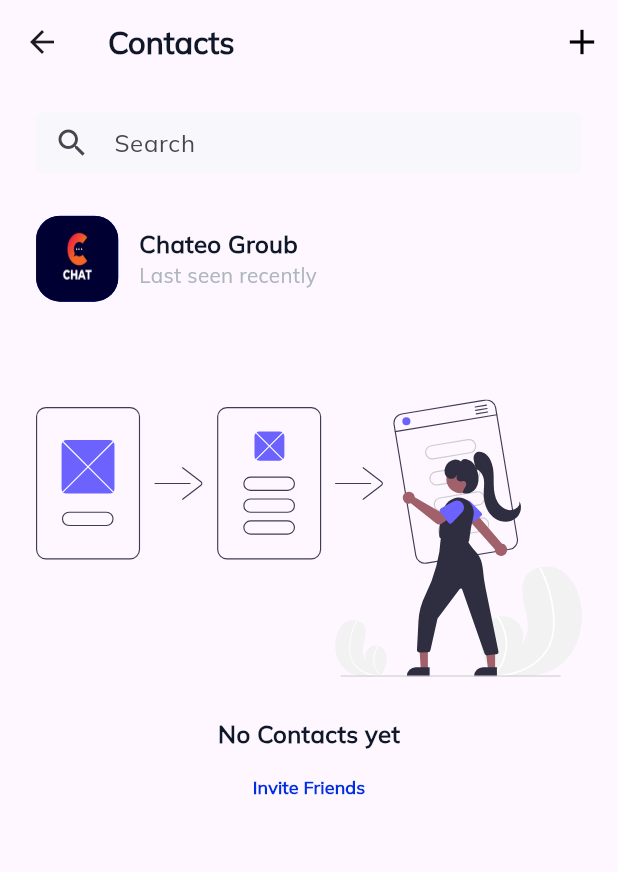
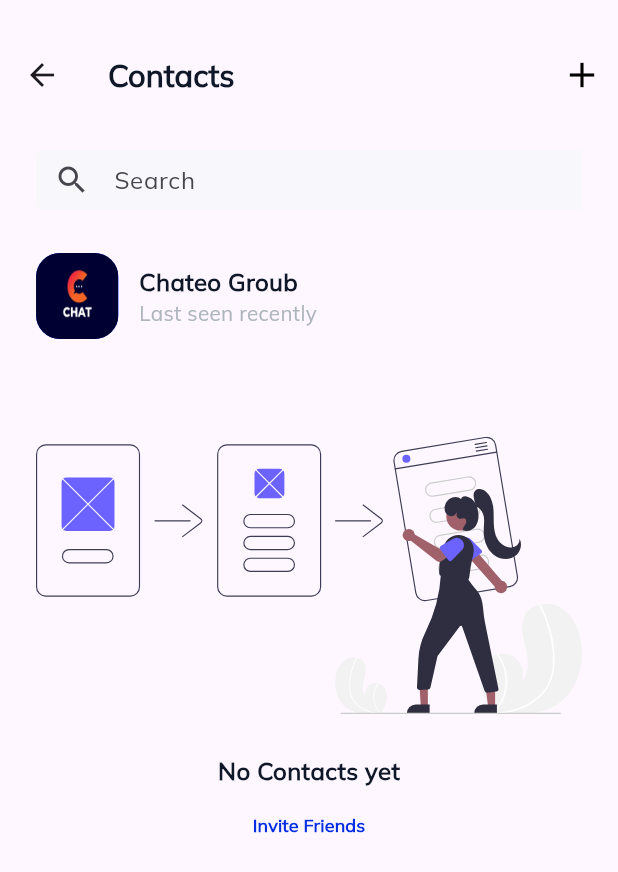
Before and after one commit to ebrahim969/Chateo, a Flutter app: the ContactsView screen opened directly, on a phone screen of 412 x 824 dp. Shown: the top 872 px of the screen. Run offline on Flutter 3.47's test engine with Material 3 defaults, Android fonts, the phone set to English and light mode, and no system bars; our stand-ins replace bloc, cloud_firestore, country_code_picker, firebase_auth, firebase_core, firebase_storage and 10 more; accounts and stored records are empty.

Commit message:
refactor2

```diff
--- a/lib/features/contacts/presentation/screens/contacts_view.dart
+++ b/lib/features/contacts/presentation/screens/contacts_view.dart
@@ -11,6 +11,7 @@ class ContactsView extends StatelessWidget {
     return SafeArea(
         child: Scaffold(
       appBar: AppBar(
+        toolbarHeight: 100,
         title: Text(
           AppStrings.contacts,
           style: Styles.mulish600Size18,
--- a/lib/features/contacts/presentation/sections/contacts_view_body.dart
+++ b/lib/features/contacts/presentation/sections/contacts_view_body.dart
@@ -12,11 +12,6 @@ class ContactsViewBody extends StatelessWidget {
       padding: const EdgeInsets.symmetric(horizontal: 24.0),
       child: CustomScrollView(
         slivers: [
-          SliverToBoxAdapter(
-            child: SizedBox(
-              height: 16.h,
-            ),
-          ),
           const SliverToBoxAdapter(
             child: CustomSearchBar(),
           ),
```
Also changed, not shown: lib/features/chats/presentation/screens/chat_listview.dart.dart (+9 -2 lines), lib/features/more/logic/cubit/more_cubit.dart (+16 -17 lines), lib/features/more/presentation/screens/more_view.dart (+8 -1 lines), lib/features/more/presentation/sections/more_view_body.dart (+3 -4 lines).
